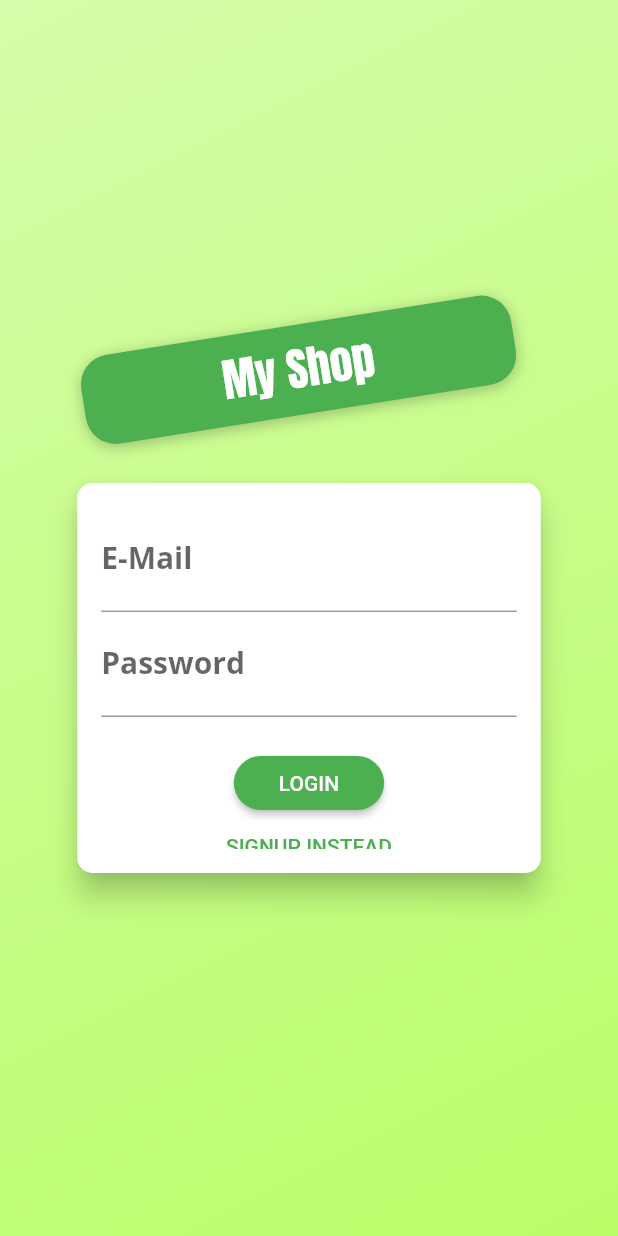
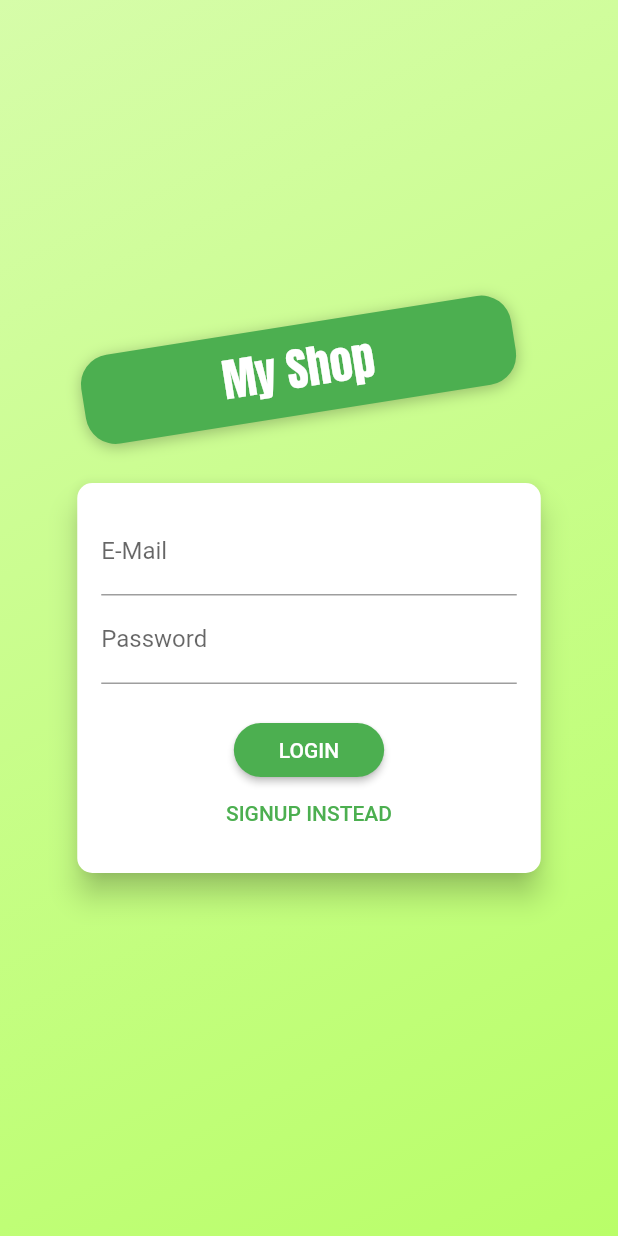
Before and after one commit to Emperor-Group/super-telegram, a Flutter app: the screen it shows after launch, on a phone screen of 412 x 824 dp. Run offline on Flutter 3.47's test engine with Material 2 defaults, Android fonts, the phone set to English and light mode, and no system bars.

```diff
--- a/shop_app/lib/main.dart
+++ b/shop_app/lib/main.dart
@@ -23,7 +23,12 @@ class MyApp extends StatelessWidget {
     return MultiProvider(
       providers: [
         ChangeNotifierProvider.value(
-          value: Products(),
+          value: Auth(),
+        ),
+        ChangeNotifierProxyProvider<Auth, Products>(
+          create: (ctx) => Products('0', []),
+          update: (ctx, auth, previousProducts) => Products(auth.token,
+              previousProducts.items == null ? [] : previousProducts.items),
         ),
         ChangeNotifierProvider.value(
           value: Cart(),
@@ -31,11 +36,9 @@ class MyApp extends StatelessWidget {
         ChangeNotifierProvider.value(
           value: Orders(),
         ),
-        ChangeNotifierProvider.value(
-          value: Auth(),
-        ),
       ],
-      child: MaterialApp(
+      child: Consumer<Auth>(
+        builder: (ctx, auth, child) => MaterialApp(
           debugShowCheckedModeBanner: false,
           theme: ThemeData(
             primarySwatch: Colors.green,
@@ -43,12 +46,12 @@ class MyApp extends StatelessWidget {
             errorColor: Colors.amber,
             appBarTheme: AppBarTheme(
               textTheme: TextTheme(
-              title: TextStyle(
+                headline6: TextStyle(
                   fontFamily: 'Lato',
                   fontSize: 22,
                   fontWeight: FontWeight.bold,
                 ),
-              body1: TextStyle(
+                bodyText2: TextStyle(
                   fontFamily: 'Lato',
                   fontSize: 22,
                   fontWeight: FontWeight.bold,
@@ -57,38 +60,38 @@ class MyApp extends StatelessWidget {
               ),
             ),
             textTheme: TextTheme(
-            body1: TextStyle(
+              bodyText1: TextStyle(
                 color: Colors.black,
                 fontFamily: 'OpenSans',
                 fontSize: 25,
                 fontWeight: FontWeight.bold,
               ),
-            body2: TextStyle(
+              bodyText2: TextStyle(
                   color: Colors.grey,
                   fontFamily: 'OpenSans',
                   fontSize: 18,
                   fontWeight: FontWeight.bold),
-            display1: TextStyle(
+              headline4: TextStyle(
                   color: Colors.black,
                   fontFamily: 'Quicksand',
                   fontSize: 15,
                   fontWeight: FontWeight.bold),
-            display2: TextStyle(
+              headline3: TextStyle(
                   color: Colors.white,
                   fontFamily: 'Quicksand',
                   fontSize: 15,
                   fontWeight: FontWeight.bold),
-            display3: TextStyle(
+              headline1: TextStyle(
                   color: Colors.green,
                   fontFamily: 'Quicksand',
                   fontSize: 18,
                   fontWeight: FontWeight.w500),
-            display4: TextStyle(
+              headline2: TextStyle(
                   color: Colors.white,
                   fontFamily: 'Quicksand',
                   fontSize: 12,
                   fontWeight: FontWeight.w500),
-            subhead: TextStyle(
+              headline5: TextStyle(
                   color: Colors.black,
                   fontFamily: 'OpenSans',
                   fontSize: 20,
@@ -100,7 +103,7 @@ class MyApp extends StatelessWidget {
                   fontWeight: FontWeight.bold),
             ),
           ),
-        home: AuthScreen(),
+          home: auth.isAuth ? ProductsOverviewScreen() : AuthScreen(),
           routes: {
             //'/': (ctx) => ProductsOverviewScreen(),
             ProductDetailScreen.routeName: (ctx) => ProductDetailScreen(),
@@ -111,6 +114,7 @@ class MyApp extends StatelessWidget {
             AuthScreen.routeName: (ctx) => AuthScreen(),
           },
         ),
+      ),
     );
   }
 }
--- a/shop_app/lib/providers/auth.dart
+++ b/shop_app/lib/providers/auth.dart
@@ -21,12 +21,21 @@ class Auth with ChangeNotifier {
           },
         ),
       );
-      print(json.decode(response.body));
       final responseData = json.decode(response.body);
       if (responseData['error'] != null) {
         HttpException(responseData['error']['message']);
       }
+      _token = responseData['idToken'];
+      _userId = responseData['localId'];
+      _expiryDate = DateTime.now().add(
+        Duration(
+          seconds: int.parse(responseData['expiresIn']),
+        ),
+      );
+      print('No we got it right');
+      notifyListeners();
     } catch (error) {
+      print(error);
       throw error;
     }
   }
@@ -42,4 +51,20 @@ class Auth with ChangeNotifier {
         'https://identitytoolkit.googleapis.com/v1/accounts:signInWithPassword?key=AIzaSyCjMG0AuTD-YeBNLEIWPZ8SE84ruUW-qfE';
     return _authSegment(email, password, url);
   }
+
+  String get token {
+    if (_token != null &&
+        _expiryDate != null &&
+        _expiryDate.isAfter(DateTime.now())) {
+      return _token;
+    }
+    return null;
+  }
+
+  bool get isAuth {
+    if (token != null) {
+      return true;
+    }
+    return false;
+  }
 }
```
Also changed, not shown: shop_app/lib/providers/products_provider.dart (+8 -4 lines), shop_app/pubspec.lock. Lines whose indentation alone changed are shown as unchanged.
